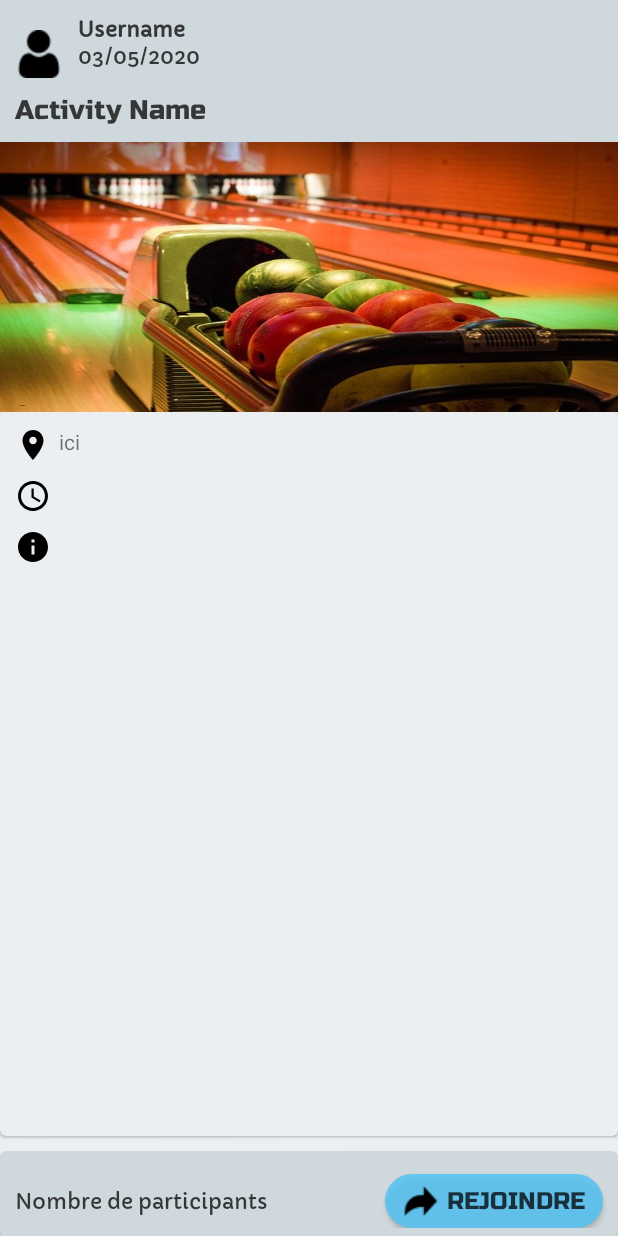
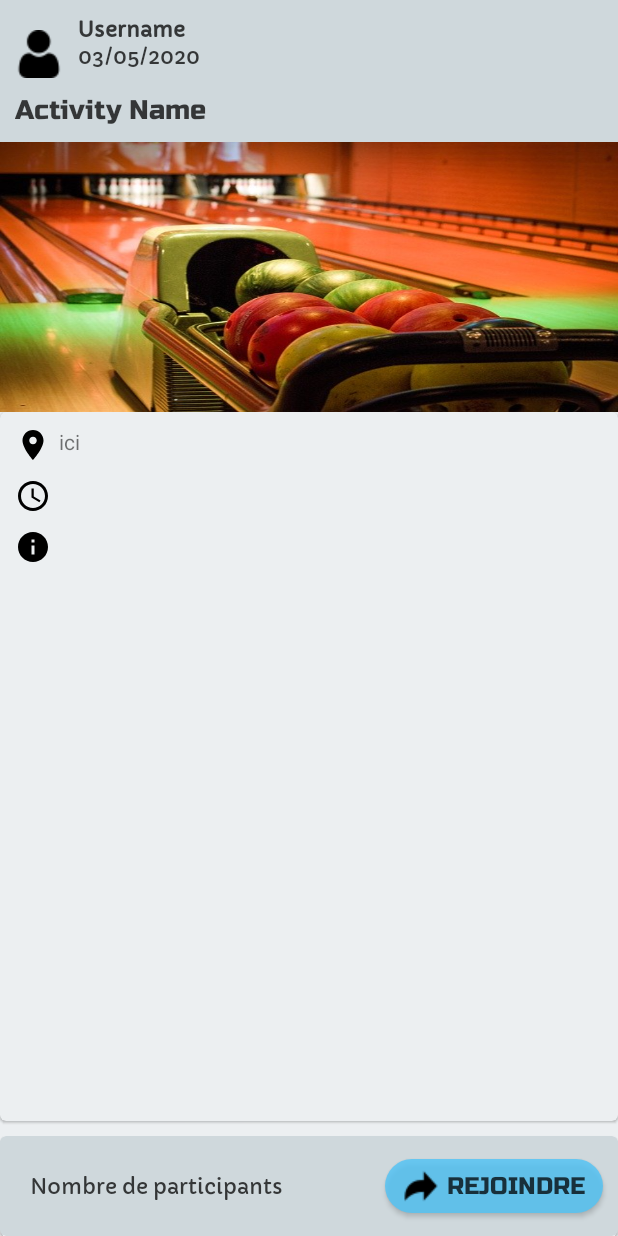
Before and after one commit to barfou/SocialNetwork, an Android app: the layout details_fragment.xml on its own in the app's theme, with its tools: preview values and no code run, on a phone screen of 412 x 824 dp. Run offline under Robolectric (Android 15) with nearby library versions, the phone set to English and light mode, and no system bars.

```diff
--- a/app/src/main/res/layout/details_fragment.xml
+++ b/app/src/main/res/layout/details_fragment.xml
@@ -2,15 +2,15 @@
 <androidx.constraintlayout.widget.ConstraintLayout xmlns:android="http://schemas.android.com/apk/res/android"
     xmlns:app="http://schemas.android.com/apk/res-auto"
     xmlns:tools="http://schemas.android.com/tools"
-    android:background="@color/color_surface"
     android:layout_width="match_parent"
-    android:layout_height="match_parent">
+    android:layout_height="match_parent"
+    android:background="@color/color_surface">
 
     <androidx.constraintlayout.widget.ConstraintLayout
-        android:background="@color/color_background"
         android:id="@+id/container_1"
         android:layout_width="match_parent"
         android:layout_height="wrap_content"
+        android:background="@color/color_background"
         android:paddingVertical="10dp"
         app:layout_constraintStart_toStartOf="parent"
         app:layout_constraintTop_toTopOf="parent">
@@ -21,8 +21,8 @@
             android:layout_height="wrap_content"
             android:layout_marginStart="10dp"
             android:layout_marginTop="10dp"
+            android:scaleType="center"
             android:src="@drawable/user"
-        android:scaleType="center"
             app:layout_constraintStart_toStartOf="parent"
             app:layout_constraintTop_toTopOf="parent" />
 
@@ -32,12 +32,12 @@
             android:layout_width="wrap_content"
             android:layout_height="wrap_content"
             android:layout_marginStart="10dp"
+            android:text="Username"
             android:textStyle="bold"
-        tools:text="Username"
-        android:text="Username"
+            app:layout_constraintBottom_toTopOf="@id/tv_date_post"
             app:layout_constraintStart_toEndOf="@id/image_creator"
-        app:layout_constraintBottom_toTopOf="@id/tv_date_post"
-        app:layout_constraintTop_toTopOf="@id/image_creator" />
+            app:layout_constraintTop_toTopOf="@id/image_creator"
+            tools:text="Username" />
 
         <androidx.appcompat.widget.AppCompatTextView
             android:id="@+id/tv_date_post"
@@ -58,10 +58,10 @@
             android:layout_height="wrap_content"
             android:layout_marginStart="10dp"
             android:layout_marginTop="10dp"
-        tools:text="Activity Name"
             android:text="Activity Name"
             app:layout_constraintStart_toStartOf="parent"
-        app:layout_constraintTop_toBottomOf="@id/image_creator" />
+            app:layout_constraintTop_toBottomOf="@id/image_creator"
+            tools:text="Activity Name" />
 
     </androidx.constraintlayout.widget.ConstraintLayout>
 
@@ -77,15 +77,15 @@
 
     <com.google.android.material.card.MaterialCardView
         android:id="@+id/card_view_1"
-        app:cardBackgroundColor="@color/color_surface"
         android:layout_width="0dp"
         android:layout_height="0dp"
         android:layout_marginTop="0dp"
         android:layout_marginBottom="10dp"
+        app:cardBackgroundColor="@color/color_surface"
+        app:layout_constraintBottom_toTopOf="@id/card_view_2"
         app:layout_constraintEnd_toEndOf="parent"
         app:layout_constraintStart_toStartOf="parent"
-        app:layout_constraintTop_toBottomOf="@id/image_meeting"
-        app:layout_constraintBottom_toTopOf="@id/card_view_2">
+        app:layout_constraintTop_toBottomOf="@id/image_meeting">
 
         <androidx.constraintlayout.widget.ConstraintLayout
             android:layout_width="match_parent"
@@ -99,9 +99,9 @@
                 android:layout_marginStart="10dp"
                 android:drawableStart="@drawable/location_on"
                 android:drawablePadding="5dp"
-                tools:text="ici"
                 app:layout_constraintStart_toStartOf="parent"
-                app:layout_constraintTop_toTopOf="parent" />
+                app:layout_constraintTop_toTopOf="parent"
+                tools:text="ici" />
 
             <androidx.appcompat.widget.AppCompatTextView
                 android:id="@+id/tv_date_meeting"
@@ -145,45 +145,46 @@
             android:paddingVertical="5dp">
 
             <androidx.appcompat.widget.AppCompatTextView
+                android:id="@+id/tv_nb_person"
                 style="@style/OnSurface"
-                android:id="@+id/tv_nb_person"
-                android:text="@string/nb_subscribers"
-                tools:text="@string/nb_subscribers"
                 android:layout_width="wrap_content"
                 android:layout_height="wrap_content"
+                android:layout_marginStart="20dp"
                 android:layout_marginTop="10dp"
-                android:layout_marginStart="10dp"
+                android:text="@string/nb_subscribers"
+                app:layout_constraintBaseline_toBaselineOf="@id/btn_join"
                 app:layout_constraintStart_toStartOf="parent"
-                app:layout_constraintBaseline_toBaselineOf="@id/btn_join" />
+                tools:text="@string/nb_subscribers" />
 
             <androidx.recyclerview.widget.RecyclerView
                 android:id="@+id/recycler_view"
                 android:layout_width="match_parent"
                 android:layout_height="wrap_content"
+                android:layout_marginTop="10dp"
+                android:layout_marginBottom="10dp"
                 android:clipToPadding="false"
+                android:orientation="horizontal"
                 android:paddingHorizontal="10dp"
-                android:layout_marginBottom="10dp"
                 app:layoutManager="androidx.recyclerview.widget.LinearLayoutManager"
-                tools:itemCount="5"
-                android:orientation="horizontal"
                 app:layout_constraintStart_toStartOf="parent"
-                app:layout_constraintTop_toBottomOf="@id/btn_join" />
+                app:layout_constraintTop_toBottomOf="@id/btn_join"
+                tools:itemCount="5" />
 
             <androidx.appcompat.widget.AppCompatButton
                 android:id="@+id/btn_join"
                 style="@style/ButtonStyle"
-                android:background="@drawable/rounded_button"
                 android:layout_width="wrap_content"
                 android:layout_height="36dp"
                 android:layout_marginTop="10dp"
                 android:layout_marginEnd="10dp"
+                android:background="@drawable/rounded_button"
+                android:drawableStart="@drawable/join"
+                android:drawablePadding="5dp"
                 android:paddingHorizontal="12dp"
-                android:drawablePadding="5dp"
-                android:drawableStart="@drawable/join"
                 android:text="@string/join"
-                tools:text="@string/join"
+                app:layout_constraintEnd_toEndOf="parent"
                 app:layout_constraintTop_toTopOf="parent"
-                app:layout_constraintEnd_toEndOf="parent"/>
+                tools:text="@string/join" />
 
         </androidx.constraintlayout.widget.ConstraintLayout>
 
```
Also changed, not shown: app/src/main/java/fr/barfou/socialnetwork/ui/fragment/DetailsFragment.kt (+12 -12 lines), app/src/main/java/fr/barfou/socialnetwork/ui/viewmodel/MainViewModel.kt (+10 -10 lines). Lines whose indentation alone changed are shown as unchanged.
